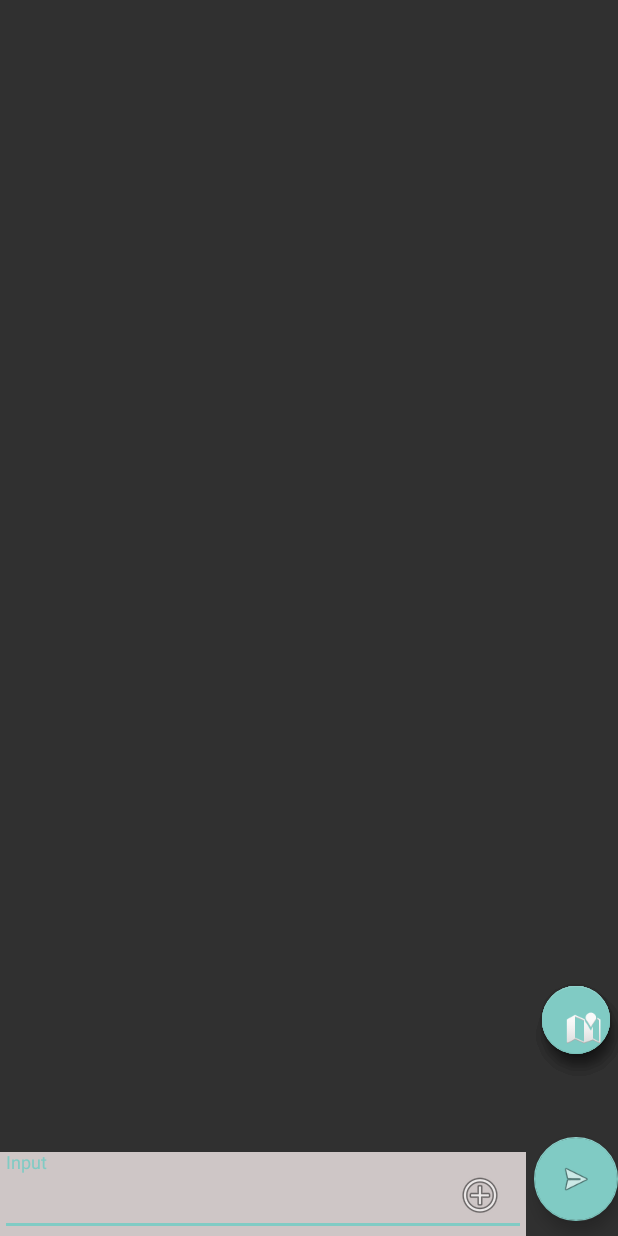
After one commit to adugamayuba/TrueGospelHerosNetwork, an Android app: the Admin screen opened directly, with no data from a screen before it, on a phone screen of 412 x 824 dp. The commit adds this screen. Run offline under Robolectric (Android 15) with nearby library versions, the phone set to English and light mode, and no system bars; our stand-ins replace Firebase (no records; nobody signed in at launch, a user with empty details on screens opened directly); libraries missing offline, so code that uses them is left out: com.firebase.ui; 5 statements that could not run were skipped.

Commit message:
Created Admin Activity

```diff
--- /dev/null
+++ b/app/src/main/java/com/softdroom/truegospelheronetwork/Admin.java
@@ -0,0 +1,289 @@
+package com.softdroom.truegospelheronetwork;
+
+import androidx.appcompat.app.AppCompatActivity;
+import androidx.core.app.ActivityCompat;
+import androidx.core.app.AppComponentFactory;
+import androidx.lifecycle.AndroidViewModel;
+
+import android.app.Activity;
+import android.content.Intent;
+import android.os.Bundle;
+import android.text.format.DateFormat;
+import android.util.Log;
+import android.view.View;
+import android.widget.EditText;
+import android.widget.ListView;
+import android.widget.TextView;
+import android.widget.Toast;
+
+import com.firebase.ui.auth.AuthUI;
+import com.firebase.ui.database.FirebaseListAdapter;
+import com.google.android.material.floatingactionbutton.FloatingActionButton;
+import com.google.android.material.resources.MaterialResources;
+import com.google.android.material.theme.MaterialComponentsViewInflater;
+import com.google.firebase.analytics.FirebaseAnalytics;
+import com.google.firebase.auth.FirebaseAuth;
+import com.google.firebase.crash.FirebaseCrash;
+import com.google.firebase.database.DataSnapshot;
+import com.google.firebase.database.DatabaseError;
+import com.google.firebase.database.FirebaseDatabase;
+import com.google.firebase.database.Logger;
+import com.google.firebase.database.Query;
+import com.google.firebase.database.ValueEventListener;
+import com.softdroom.truegospelheronetwork.Authentication.LoginActivity;
+
+import java.util.Date;
+
+
+public class Admin extends Activity {
+
+
+    private static final int SIGN_IN_REQUEST_CODE = 10;
+    private FirebaseListAdapter<ChatMessage> adapter;
+    private FirebaseAnalytics mFirebaseAnalytics;
+    private FirebaseDatabase FirebaseDatabase;
+    private static boolean s_persistenceInitialized = false;
+
+
+    FloatingActionButton madmin_fab ;
+    FloatingActionButton madmin_fab1 ;
+    FloatingActionButton  madmin_fab2;
+    FloatingActionButton madmin_fab3;
+
+    boolean isFABOpen;
+
+    @Override
+    protected void onCreate(Bundle savedInstanceState) {
+
+        super.onCreate(savedInstanceState);
+        setContentView(R.layout.activity_admin);
+
+        madmin_fab = (FloatingActionButton) findViewById(R.id.madmin_fab);
+        madmin_fab1 = (FloatingActionButton) findViewById(R.id.madmin_fab1);
+        madmin_fab2 = (FloatingActionButton) findViewById(R.id.madmin_fab1);
+        madmin_fab3 = (FloatingActionButton) findViewById(R.id.madmin_fab3);
+
+
+
+        // Obtain the FirebaseAnalytics instance.
+        mFirebaseAnalytics = FirebaseAnalytics.getInstance(this);
+
+        FirebaseCrash.log("Activity created");
+
+
+
+        FirebaseDatabase = FirebaseDatabase.getInstance();
+        FirebaseDatabase.setLogLevel(Logger.Level.DEBUG);
+        if (!s_persistenceInitialized) {
+            FirebaseDatabase.setPersistenceEnabled(true);
+            s_persistenceInitialized = true;
+        }
+
+
+
+
+
+        if(FirebaseAuth.getInstance().getCurrentUser() == null) {
+            // Start sign in/sign up activity
+            Intent mletgologin = new Intent();
+            mletgologin.setClass(Admin.this, LoginActivity.class);
+            startActivity(mletgologin);
+
+//            startActivityForResult(
+//                    AuthUI.getInstance()
+//                            .createSignInIntentBuilder()
+//                            .build(),
+//                    SIGN_IN_REQUEST_CODE
+//            );
+        } else {
+            // User is already signed in. Therefore, display
+            // a welcome Toast
+            Toast.makeText(this,
+                    "Welcome " + FirebaseAuth.getInstance()
+                            .getCurrentUser()
+                            .getDisplayName(),
+                    Toast.LENGTH_LONG)
+                    .show();
+
+            // Load chat room contents
+            displayChatMessages();
+        }
+
+//.......................................
+
+
+        FloatingActionButton madmin_send =
+                findViewById(R.id.send);
+
+        madmin_send.setOnClickListener(new View.OnClickListener() {
+            @Override
+            public void onClick(View view) {
+                EditText input = findViewById(R.id.input);
+
+                // Read the input field and push a new instance
+                // of ChatMessage to the Firebase database
+                FirebaseDatabase.getInstance()
+                        .getReference()
+                        .push()
+                        .setValue(new ChatMessage(input.getText().toString(),
+                                FirebaseAuth.getInstance()
+                                        .getCurrentUser()
+                                        .getDisplayName())
+                        );
+
+                // Clear the input
+                input.setText("");
+            }
+        });
+
+
+
+
+
+
+
+
+
+
+
+
+        madmin_fab.setOnClickListener(new View.OnClickListener() {
+            @Override
+            public void onClick(View view) {
+                if(!isFABOpen){
+                    showFABMenu();
+                }else{
+                    closeFABMenu();
+                }
+            }
+        });
+
+
+        madmin_fab1.setOnClickListener(new View.OnClickListener() {
+            @Override
+            public void onClick(View view) {
+
+
+                FirebaseAuth.getInstance().signOut();
+
+
+                Intent signout = new Intent();
+                signout.setClass(Admin.this, LoginActivity.class);
+                startActivity(signout);
+            }
+        });
+
+        //...................
+    }
+
+
+
+
+
+
+    @Override
+    protected void onStart() {
+        super.onStart();
+
+        //long endAt = 100L; // Fixed value: CRASH on third app restart
+        long endAt = new Date().getTime(); // Dynamic value: NO CRASH
+        getGoal("min_per_day", endAt, "some_uid");
+    }
+
+    private void getGoal(String p_goalId, long p_endAt, String p_uid) {
+        Query ref = FirebaseDatabase.getReference("v0/data/meditation/goals").child(p_goalId).child(p_uid)
+                .orderByChild("time").endAt(p_endAt).limitToLast(1);
+
+        ref.addValueEventListener(new ValueEventListener() {
+            @Override
+            public void onDataChange(DataSnapshot dataSnapshot) {
+                Log.i("FB", "Snapshot: " + dataSnapshot);
+            }
+
+            @Override
+            public void onCancelled(DatabaseError error) {
+                Log.e("FB", "Error: " + error);
+            }
+        });
+    }
+
+
+
+
+
+    private void displayChatMessages() {
+
+        ListView listOfMessages = findViewById(R.id.list_of_messages);
+
+        adapter = new FirebaseListAdapter<ChatMessage>(this, ChatMessage.class,
+                R.layout.message, FirebaseDatabase.getInstance().getReference()) {
+            @Override
+            protected void populateView(View v, ChatMessage model, int position) {
+                // Get references to the views of message.xml
+                TextView messageText = v.findViewById(R.id.message_text);
+                TextView messageUser = v.findViewById(R.id.message_user);
+                TextView messageTime = v.findViewById(R.id.message_time);
+
+                // Set their text
+                messageText.setText(model.getMessageText());
+                messageUser.setText(model.getMessageUser());
+
+                // Format the date before showing it
+                messageTime.setText(DateFormat.format("dd-MM-yyyy (HH:mm:ss)",
+                        model.getMessageTime()));
+            }
+        };
+
+        listOfMessages.setAdapter(adapter);
+
+    }
+
+
+
+
+
+
+    private void showFABMenu(){
+
+        isFABOpen=true;
+        madmin_fab1.animate().translationY(-getResources().getDimension(R.dimen.standard_55));
+        madmin_fab2.animate().translationY(-getResources().getDimension(R.dimen.standard_105));
+        madmin_fab3.animate().translationY(-getResources().getDimension(R.dimen.standard_155));
+    }
+
+    private void closeFABMenu(){
+        isFABOpen=false;
+        madmin_fab1.animate().translationY(0);
+        madmin_fab2.animate().translationY(0);
+        madmin_fab3.animate().translationY(0);
+    }
+
+
+    @Override
+    protected void onActivityResult(int requestCode, int resultCode,
+                                    Intent data) {
+        super.onActivityResult(requestCode, resultCode, data);
+
+        if(requestCode == SIGN_IN_REQUEST_CODE) {
+            if(resultCode == RESULT_OK) {
+                Toast.makeText(this,
+                        "Successfully signed in. Welcome!",
+                        Toast.LENGTH_LONG)
+                        .show();
+                displayChatMessages();
+            } else {
+                Toast.makeText(this,
+                        "We couldn't sign you in. Please try again later.",
+                        Toast.LENGTH_LONG)
+                        .show();
+
+
+                // Close the app
+                finish();
+            }
+        }
+
+    }
+
+
+}
--- /dev/null
+++ b/app/src/main/res/layout/activity_admin.xml
@@ -0,0 +1,142 @@
+<?xml version="1.0" encoding="utf-8"?>
+<RelativeLayout xmlns:android="http://schemas.android.com/apk/res/android"
+    xmlns:app="http://schemas.android.com/apk/res-auto"
+    xmlns:tools="http://schemas.android.com/tools"
+    android:layout_width="match_parent"
+    android:layout_height="match_parent"
+    tools:context=".Admin">
+
+    <ListView
+        android:layout_width="match_parent"
+        android:layout_height="match_parent"
+        android:layout_alignParentTop="true"
+        android:layout_alignParentStart="true"
+        android:layout_above="@id/madmin_send"
+        android:dividerHeight="16dp"
+        android:divider="@android:color/transparent"
+        android:id="@+id/madmin_list_of_messages"
+        android:layout_marginBottom="16dp"/>
+
+    <com.google.android.material.floatingactionbutton.FloatingActionButton
+        android:id="@+id/madmin_fab3"
+        android:layout_width="45dp"
+        android:layout_height="45dp"
+        android:layout_above="@id/madmin_fab2"
+        android:layout_alignParentEnd="true"
+        android:contentDescription="@string/menu"
+        android:layout_marginStart="5dp"
+        android:layout_marginTop="5dp"
+        android:layout_marginEnd="5dp"
+        android:layout_marginRight="5dp"
+        android:layout_marginBottom="-45dp"
+        app:srcCompat="@android:drawable/ic_btn_speak_now" />
+
+
+    <com.google.android.material.floatingactionbutton.FloatingActionButton
+        android:id="@+id/madmin_fab2"
+        android:layout_width="45dp"
+        android:layout_height="45dp"
+
+        android:layout_alignTop="@+id/madmin_fab"
+
+        android:layout_alignParentRight="true"
+        android:layout_marginStart="5dp"
+        android:layout_marginEnd="5dp"
+        android:layout_marginRight="12dp"
+        app:srcCompat="@android:drawable/ic_btn_speak_now" />
+
+    <com.google.android.material.floatingactionbutton.FloatingActionButton
+        android:id="@+id/madmin_fab1"
+        android:layout_width="45dp"
+        android:layout_height="45dp"
+
+        android:layout_alignTop="@+id/madmin_fab2"
+        android:layout_alignParentRight="true"
+        android:layout_marginStart="5dp"
+        android:layout_marginEnd="5dp"
+        android:layout_marginRight="8dp"
+        app:srcCompat="@android:drawable/ic_menu_camera" />
+
+    <com.google.android.material.floatingactionbutton.FloatingActionButton
+        android:id="@+id/madmin_fab"
+        android:layout_width="45dp"
+        android:layout_above="@id/madmin_send"
+        android:layout_alignParentRight="true"
+        android:layout_height="45dp"
+        android:layout_margin="5dp"
+
+        app:srcCompat="@android:drawable/ic_dialog_map" />
+    <com.google.android.material.floatingactionbutton.FloatingActionButton
+        android:layout_width="wrap_content"
+        android:layout_height="wrap_content"
+        android:layout_alignParentEnd="true"
+        android:layout_alignParentBottom="true"
+        android:id="@+id/madmin_send"
+        app:rippleColor="@color/colorPrimary"
+        android:background="@color/colorPrimary"
+        android:layout_marginTop="50dp"
+        android:src="@android:drawable/ic_menu_send"
+        android:layout_marginBottom="10dp"
+
+        />
+
+    <!--<com.google.android.material.floatingactionbutton.FloatingActionButton-->
+    <!--android:id="@+id/fab"-->
+
+    <!--android:layout_width="wrap_content"-->
+    <!--android:layout_height="wrap_content"-->
+    <!--android:layout_alignParentEnd="true"-->
+    <!--android:layout_alignParentBottom="true"-->
+    <!--android:clickable="true"-->
+    <!--android:focusable="true"-->
+    <!--app:srcCompat="@android:drawable/ic_menu_send"-->
+    <!--android:tint="@color/colorPrimaryDark"-->
+    <!--android:visibility="visible"-->
+    <!--app:backgroundTint="@color/colorPrimaryDark"-->
+    <!--app:backgroundTintMode="add"-->
+    <!--app:elevation="@dimen/com_facebook_button_corner_radius"-->
+    <!--app:fabSize="mini"-->
+    <!--app:pressedTranslationZ="@dimen/visible_icon"-->
+    <!--app:showMotionSpec="@android:anim/bounce_interpolator"-->
+    <!--/>-->
+
+
+
+    <com.google.android.material.textfield.TextInputLayout
+        android:layout_width="match_parent"
+        android:layout_height="wrap_content"
+
+        android:background="#cec6c6"
+        android:layout_toStartOf="@id/madmin_send"
+
+        android:layout_alignParentBottom="true"
+        android:layout_marginRight="5dp"
+        android:layout_alignParentStart="true">
+
+
+        <EditText
+            android:layout_width="match_parent"
+            android:layout_height="wrap_content"
+            android:hint="@string/input"
+            android:textColor="#000000"
+            android:id="@+id/madmin_input"
+
+            android:inputType="" />
+
+
+
+    </com.google.android.material.textfield.TextInputLayout>
+
+    <ImageView
+        android:id="@+id/madmin_imageView"
+        android:layout_width="wrap_content"
+        style="@style/TextAppearance.Compat.Notification.Info.Media"
+        android:layout_height="wrap_content"
+        android:layout_alignParentStart="true"
+        android:layout_alignParentBottom="true"
+        android:layout_marginStart="304dp"
+        android:layout_marginBottom="11dp"
+        android:src="@android:drawable/ic_menu_add" />
+
+
+</RelativeLayout>
--- a/app/src/main/res/values/strings.xml
+++ b/app/src/main/res/values/strings.xml
@@ -12,4 +12,5 @@
     <string name="action_example">Example action</string>
 
     <string name="action_settings">Settings</string>
+    <string name="menu">Menu</string>
 </resources>
```
Also changed, not shown: app/build.gradle (+5 -4 lines), app/src/main/AndroidManifest.xml (+6 -4 lines), app/src/main/java/com/softdroom/truegospelheronetwork/AGApplication.java (added, +14 -0 lines), app/src/main/java/com/softdroom/truegospelheronetwork/Authentication/LoginActivity.java (+10 -2 lines), app/src/main/res/layout/activity_agapplication.xml (added, +9 -0 lines).
